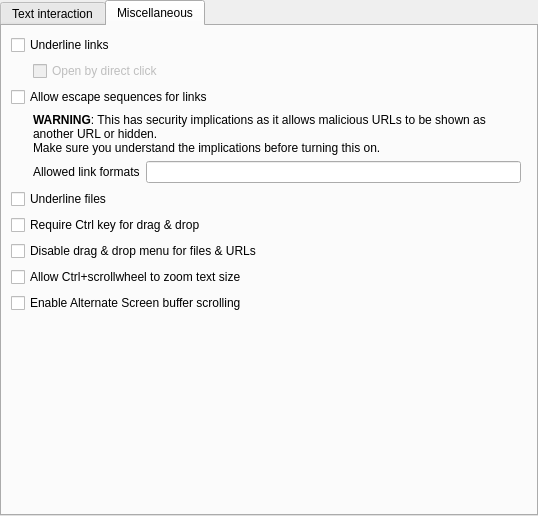
Above: src/widgets/EditProfileMousePage.ui from KDE/konsole before the change. Below: the same form after it.
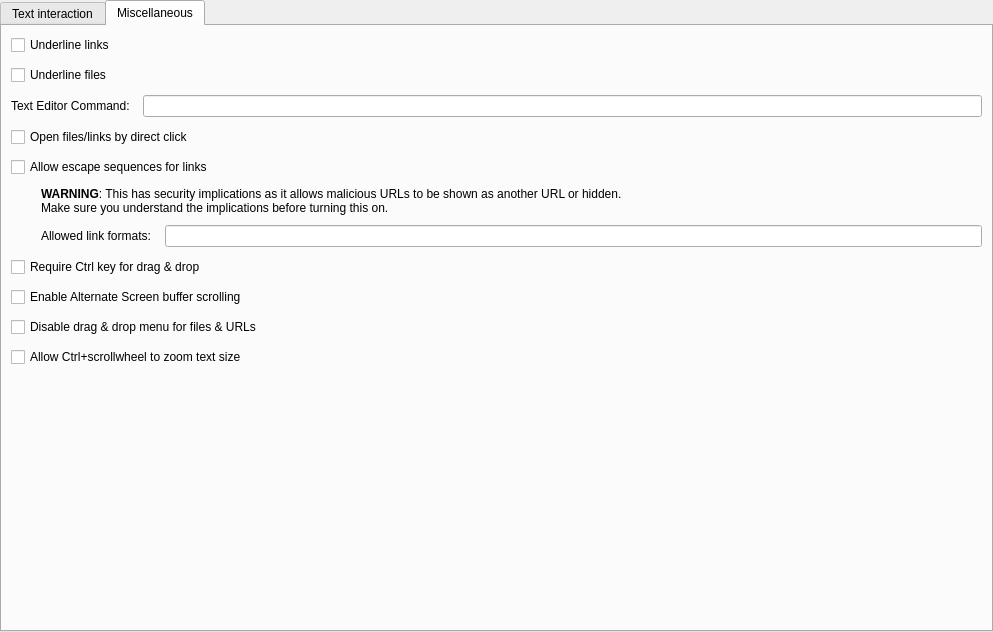
That is the form after the change. The open tabs and pages were chosen to show the change.

Commit message: FileFilter: add line/column numbers to file urls; also match absolute paths

The edit to the form file:
```diff
--- a/src/widgets/EditProfileMousePage.ui
+++ b/src/widgets/EditProfileMousePage.ui
@@ -6,8 +6,8 @@
    <rect>
     <x>0</x>
     <y>0</y>
-    <width>538</width>
-    <height>516</height>
+    <width>993</width>
+    <height>632</height>
    </rect>
   </property>
   <layout class="QVBoxLayout">
@@ -250,57 +250,14 @@
       </attribute>
       <layout class="QVBoxLayout" name="verticalLayout_2">
        <property name="spacing">
-        <number>0</number>
+        <number>10</number>
        </property>
        <item>
-        <layout class="QGridLayout" columnstretch="0,0,0,0">
+        <layout class="QVBoxLayout" name="underlineURILayout">
          <property name="spacing">
-          <number>6</number>
+          <number>10</number>
          </property>
-         <item row="1" column="0">
-          <spacer>
-           <property name="orientation">
-            <enum>Qt::Horizontal</enum>
-           </property>
-           <property name="sizeType">
-            <enum>QSizePolicy::Fixed</enum>
-           </property>
-           <property name="sizeHint" stdset="0">
-            <size>
-             <width>16</width>
-             <height>20</height>
-            </size>
-           </property>
-          </spacer>
-         </item>
-         <item row="5" column="2">
-          <widget class="QLineEdit" name="linkEscapeSequenceTexts">
-           <property name="toolTip">
-            <string>The formats of possible links, like http://, https:// and file://</string>
-           </property>
-          </widget>
-         </item>
-         <item row="7" column="0" colspan="4">
-          <widget class="QCheckBox" name="ctrlRequiredForDragButton">
-           <property name="toolTip">
-            <string>Selected text will require control key plus click to drag.</string>
-           </property>
-           <property name="text">
-            <string>Require Ctrl key for drag &amp;&amp; drop</string>
-           </property>
-          </widget>
-         </item>
-         <item row="10" column="0" colspan="4">
-          <widget class="QCheckBox" name="enableAlternateScrollingButton">
-           <property name="toolTip">
-            <string>Mouse scroll wheel will emulate up/down key presses in programs that use the Alternate Screen buffer (e.g. less)</string>
-           </property>
-           <property name="text">
-            <string>Enable Alternate Screen buffer scrolling</string>
-           </property>
-          </widget>
-         </item>
-         <item row="0" column="0" colspan="4">
+         <item>
           <widget class="QCheckBox" name="underlineLinksButton">
            <property name="toolTip">
             <string>Text recognized as a link or an email address will be underlined when hovered by the mouse pointer.</string>
@@ -310,23 +267,7 @@
            </property>
           </widget>
          </item>
-         <item row="4" column="0">
-          <spacer name="horizontalSpacer">
-           <property name="orientation">
-            <enum>Qt::Horizontal</enum>
-           </property>
-           <property name="sizeType">
-            <enum>QSizePolicy::Fixed</enum>
-           </property>
-           <property name="sizeHint" stdset="0">
-            <size>
-             <width>16</width>
-             <height>20</height>
-            </size>
-           </property>
-          </spacer>
-         </item>
-         <item row="6" column="0" colspan="4">
+         <item>
           <widget class="QCheckBox" name="underlineFilesButton">
            <property name="toolTip">
             <string>Text recognized as a file will be underlined when hovered by the mouse pointer.</string>
@@ -336,61 +277,39 @@
            </property>
           </widget>
          </item>
-         <item row="8" column="0" colspan="4">
-          <widget class="QCheckBox" name="dropUrlsAsText">
-           <property name="toolTip">
-            <string>Always paste dropped files and URLs as text without offering move, copy and link actions.</string>
-           </property>
-           <property name="text">
-            <string>Disable drag &amp;&amp; drop menu for files &amp;&amp; URLs</string>
-           </property>
-          </widget>
+         <item>
+          <layout class="QHBoxLayout">
+           <item>
+            <widget class="QLabel" name="textEditorCommandLabel">
+             <property name="text">
+              <string>Text Editor Command: </string>
+             </property>
+             <property name="buddy">
+              <cstring>textEditorCmdLineEdit</cstring>
+             </property>
+            </widget>
+           </item>
+           <item>
+            <widget class="QLineEdit" name="textEditorCmdLineEdit">
+             <property name="toolTip">
+              <string comment="@info:tooltip">Command used to open a file PATH at LINE/COLUMN.</string>
+             </property>
+             <property name="whatsThis">
+              <string comment="@info:whatsthis">&lt;html&gt;&lt;head/&gt;&lt;body&gt;
+                  &lt;p&gt;The text editor command that will be used to open a file starting at the specified line and column.&lt;/p&gt;
+                  &lt;p&gt;PATH, LINE and COLUMN are palceholders that will be replaced by the actual path to the file, line number and column number respectively.&lt;/p&gt;
+                  &lt;p&gt;If PATH and LINE aren't specified in the command, the file will be opened with the system default text editor.&lt;/p&gt;
+                  &lt;p&gt;For example:&lt;/p&gt;
+                  &lt;p&gt;/usr/bin/kate PATH:LINE:COMLUMN&lt;/p&gt;
+                  &lt;p&gt;/usr/bin/gedit +LINE:COLUMN PATH&lt;/p&gt;
+                  &lt;/body&gt;&lt;/html&gt;</string>
+             </property>
+            </widget>
+           </item>
+          </layout>
          </item>
-         <item row="3" column="0" colspan="4">
-          <widget class="QCheckBox" name="allowLinkEscapeSequenceButton">
-           <property name="text">
-            <string>Allow escape sequences for links</string>
-           </property>
-          </widget>
-         </item>
-         <item row="4" column="1" colspan="3">
-          <widget class="QLabel" name="allowLinkEscapeSequenceButtonWarning">
-           <property name="text">
-            <string>&lt;b&gt;WARNING&lt;/b&gt;: This has security implications as it allows malicious URLs to be shown as another URL or hidden.&lt;br&gt;Make sure you understand the implications before turning this on.</string>
-           </property>
-           <property name="wordWrap">
-            <bool>true</bool>
-           </property>
-           <property name="textFormat">
-            <enum>Qt::RichText</enum>
-           </property>
-           <property name="wordWrap">
-            <bool>true</bool>
-           </property>
-          </widget>
-         </item>
-         <item row="9" column="0" colspan="4">
-          <widget class="QCheckBox" name="enableMouseWheelZoomButton">
-           <property name="toolTip">
-            <string>Pressing Ctrl+scrollwheel will increase/decrease the text size.</string>
-           </property>
-           <property name="text">
-            <string>Allow Ctrl+scrollwheel to zoom text size</string>
-           </property>
-          </widget>
-         </item>
-         <item row="5" column="1">
-          <widget class="QLabel" name="label_2">
-           <property name="text">
-            <string>Allowed link formats</string>
-           </property>
-          </widget>
-         </item>
-         <item row="1" column="1" colspan="3">
+         <item>
           <widget class="QCheckBox" name="openLinksByDirectClickButton">
-           <property name="enabled">
-            <bool>false</bool>
-           </property>
            <property name="sizePolicy">
             <sizepolicy hsizetype="Minimum" vsizetype="Fixed">
              <horstretch>0</horstretch>
@@ -401,12 +320,103 @@
             <string>Text recognized as a file, link or an email address can be opened by direct mouse click.</string>
            </property>
            <property name="text">
-            <string>Open by direct click</string>
+            <string>Open files/links by direct click</string>
            </property>
           </widget>
          </item>
         </layout>
        </item>
+       <item>
+        <layout class="QVBoxLayout">
+         <item>
+          <widget class="QCheckBox" name="allowLinkEscapeSequenceButton">
+           <property name="text">
+            <string>Allow escape sequences for links</string>
+           </property>
+          </widget>
+         </item>
+         <item>
+          <widget class="QLabel" name="allowLinkEscapeSequenceButtonWarning">
+           <property name="text">
+            <string>&lt;b&gt;WARNING&lt;/b&gt;: This has security implications as it allows malicious URLs to be shown as another URL or hidden.&lt;br&gt;Make sure you understand the implications before turning this on.</string>
+           </property>
+           <property name="wordWrap">
+            <bool>true</bool>
+           </property>
+           <property name="textFormat">
+            <enum>Qt::RichText</enum>
+           </property>
+           <property name="wordWrap">
+            <bool>true</bool>
+           </property>
+           <property name="indent">
+            <number>30</number>
+           </property>
+          </widget>
+         </item>
+         <item>
+          <layout class="QHBoxLayout">
+           <item>
+            <widget class="QLabel" name="label_2">
+             <property name="text">
+              <string>Allowed link formats: </string>
+             </property>
+             <property name="indent">
+              <number>30</number>
+             </property>
+            </widget>
+           </item>
+           <item>
+            <widget class="QLineEdit" name="linkEscapeSequenceTexts">
+             <property name="toolTip">
+              <string>The formats of possible links, like http://, https:// and file://</string>
+             </property>
+            </widget>
+           </item>
+          </layout>
+         </item>
+        </layout>
+       </item>
+       <item>
+        <widget class="QCheckBox" name="ctrlRequiredForDragButton">
+         <property name="toolTip">
+          <string>Selected text will require control key plus click to drag.</string>
+         </property>
+         <property name="text">
+          <string>Require Ctrl key for drag &amp;&amp; drop</string>
+         </property>
+        </widget>
+       </item>
+       <item>
+        <widget class="QCheckBox" name="enableAlternateScrollingButton">
+         <property name="toolTip">
+          <string>Mouse scroll wheel will emulate up/down key presses in programs that use the Alternate Screen buffer (e.g. less)</string>
+         </property>
+         <property name="text">
+          <string>Enable Alternate Screen buffer scrolling</string>
+         </property>
+        </widget>
+       </item>
+       <item>
+        <widget class="QCheckBox" name="dropUrlsAsText">
+         <property name="toolTip">
+          <string>Always paste dropped files and URLs as text without offering move, copy and link actions.</string>
+         </property>
+         <property name="text">
+          <string>Disable drag &amp;&amp; drop menu for files &amp;&amp; URLs</string>
+         </property>
+        </widget>
+       </item>
+       <item>
+        <widget class="QCheckBox" name="enableMouseWheelZoomButton">
+         <property name="toolTip">
+          <string>Pressing Ctrl+scrollwheel will increase/decrease the text size.</string>
+         </property>
+         <property name="text">
+          <string>Allow Ctrl+scrollwheel to zoom text size</string>
+         </property>
+        </widget>
+       </item>
        <item>
         <spacer>
          <property name="orientation">
```
The commit also changes 7 other files.
